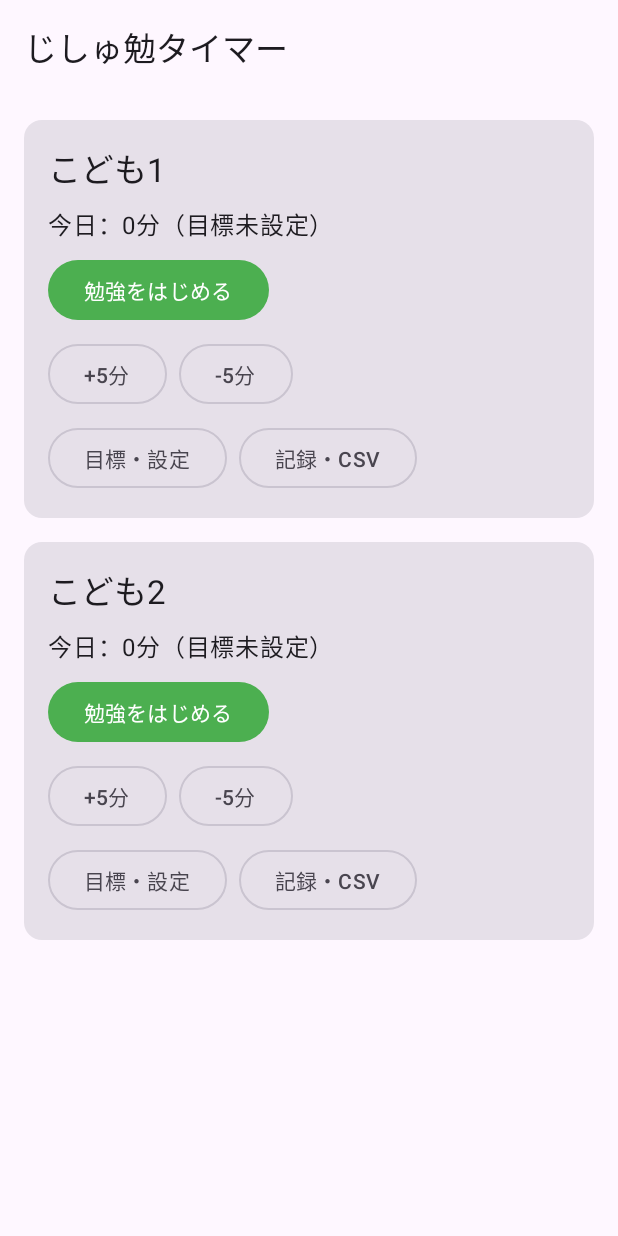
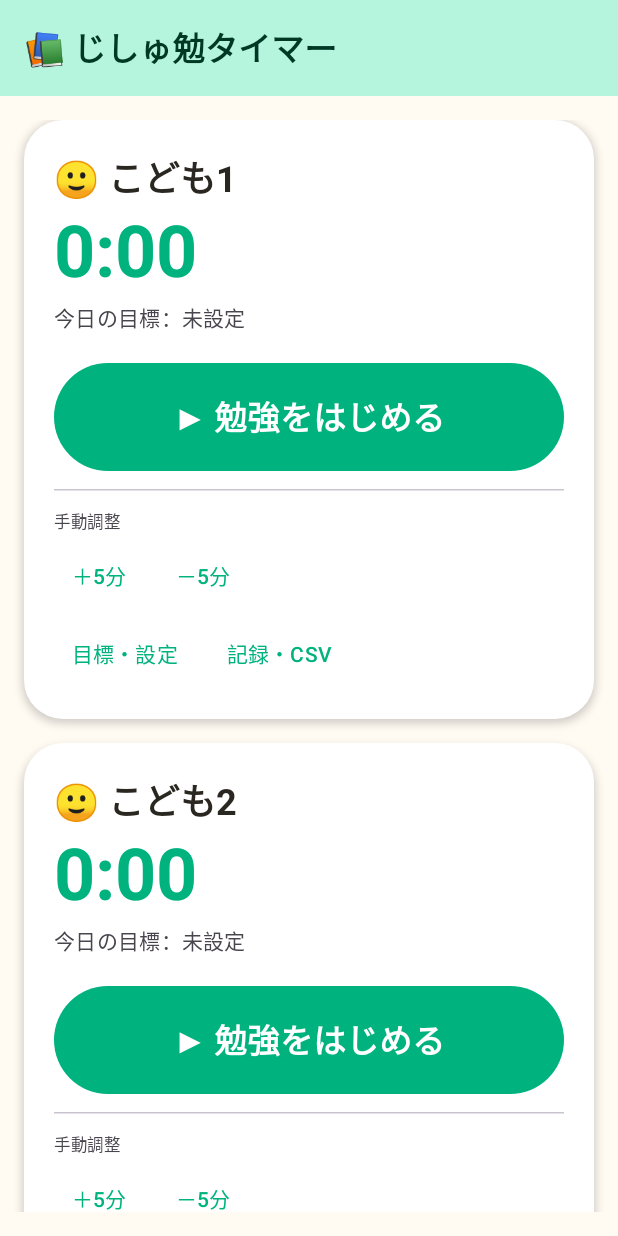
Before and after one commit to bururuttiz-ai/Timer-app, an Android app built with Jetpack Compose: the HomeScreen screen opened through its navigation route, on a phone screen of 412 x 824 dp. Run offline under Robolectric (Android 15) with nearby library versions, the phone set to English and light mode, and no system bars; our stand-ins replace Room's generated code.

Commit message:
Give the UI a poppier look and make the main study button stand out
- Bright, playful color palette and rounded shapes app-wide (Theme.kt)
- The "study" button is now large, bold, and colored distinctly from
  the rarely-used controls (manual adjust, settings, history), which
  are shrunk to text buttons below a divider
- Elapsed time now displays as M:SS instead of whole minutes, so it
  visibly ticks every second while studying (the underlying value was
  already recomputed once a second from a stored timestamp, so this
  also keeps ticking correctly across backgrounding/reopening)

Co-Authored-By: Claude Sonnet 5 <noreply@anthropic.com>
Claude-Session: https://claude.ai/code/session_01Wzed8weTJ12pMVSpuUXm86

```diff
--- a/android-app/app/src/main/java/com/familystudytimer/app/ui/HomeScreen.kt
+++ b/android-app/app/src/main/java/com/familystudytimer/app/ui/HomeScreen.kt
@@ -3,22 +3,31 @@ package com.familystudytimer.app.ui
 import androidx.compose.foundation.layout.Arrangement
 import androidx.compose.foundation.layout.Column
 import androidx.compose.foundation.layout.Row
+import androidx.compose.foundation.layout.Spacer
 import androidx.compose.foundation.layout.fillMaxWidth
+import androidx.compose.foundation.layout.height
 import androidx.compose.foundation.layout.padding
 import androidx.compose.foundation.lazy.LazyColumn
 import androidx.compose.foundation.lazy.items
 import androidx.compose.material3.Button
+import androidx.compose.material3.ButtonDefaults
 import androidx.compose.material3.Card
+import androidx.compose.material3.CardDefaults
 import androidx.compose.material3.ExperimentalMaterial3Api
+import androidx.compose.material3.HorizontalDivider
 import androidx.compose.material3.MaterialTheme
-import androidx.compose.material3.OutlinedButton
 import androidx.compose.material3.Scaffold
 import androidx.compose.material3.Text
+import androidx.compose.material3.TextButton
 import androidx.compose.material3.TopAppBar
+import androidx.compose.material3.TopAppBarDefaults
 import androidx.compose.runtime.Composable
 import androidx.compose.ui.Modifier
+import androidx.compose.ui.text.font.FontWeight
 import androidx.compose.ui.unit.dp
+import androidx.compose.ui.unit.sp
 import com.familystudytimer.app.util.SoundPlayer
+import com.familystudytimer.app.util.TimeUtils
 
 @OptIn(ExperimentalMaterial3Api::class)
 @Composable
@@ -30,7 +39,16 @@ fun HomeScreen(
     onOpenHistory: (childId: Long) -> Unit,
 ) {
     Scaffold(
-        topBar = { TopAppBar(title = { Text("じしゅ勉タイマー") }) },
+        topBar = {
+            TopAppBar(
+                title = { Text("📚 じしゅ勉タイマー", fontWeight = FontWeight.Bold) },
+                colors = TopAppBarDefaults.topAppBarColors(
+                    containerColor = MaterialTheme.colorScheme.primaryContainer,
+                    titleContentColor = MaterialTheme.colorScheme.onPrimaryContainer,
+                ),
+            )
+        },
+        containerColor = MaterialTheme.colorScheme.background,
     ) { padding ->
         LazyColumn(
             modifier = Modifier
@@ -59,38 +77,85 @@ private fun ChildCard(
     onOpenSettings: () -> Unit,
     onOpenHistory: () -> Unit,
 ) {
-    Card(modifier = Modifier.fillMaxWidth()) {
+    Card(
+        modifier = Modifier.fillMaxWidth(),
+        shape = MaterialTheme.shapes.large,
+        colors = CardDefaults.cardColors(containerColor = MaterialTheme.colorScheme.surface),
+        elevation = CardDefaults.cardElevation(defaultElevation = 3.dp),
+    ) {
         Column(
-            modifier = Modifier.padding(16.dp),
-            verticalArrangement = Arrangement.spacedBy(8.dp),
+            modifier = Modifier.padding(20.dp),
+            verticalArrangement = Arrangement.spacedBy(4.dp),
         ) {
-            Text(state.child.name, style = MaterialTheme.typography.titleLarge)
+            Text(
+                "${if (state.isStudying) "✏️" else "🙂"} ${state.child.name}",
+                style = MaterialTheme.typography.headlineSmall,
+                fontWeight = FontWeight.Bold,
+            )
 
-            val studiedMinutes = state.displaySeconds / 60
             val goalMinutes = state.todayRecord.goalMinutes
             Text(
-                if (goalMinutes > 0) "今日：${studiedMinutes}分 / 目標 ${goalMinutes}分" else "今日：${studiedMinutes}分（目標未設定）",
-                style = MaterialTheme.typography.bodyLarge,
+                TimeUtils.formatMinSec(state.displaySeconds),
+                style = MaterialTheme.typography.displayMedium,
+                fontWeight = FontWeight.Bold,
+                fontSize = 48.sp,
+                color = if (state.isStudying) MaterialTheme.colorScheme.secondary else MaterialTheme.colorScheme.primary,
+            )
+            Text(
+                if (goalMinutes > 0) "今日の目標：${goalMinutes}分" else "今日の目標：未設定",
+                style = MaterialTheme.typography.bodyMedium,
+                color = MaterialTheme.colorScheme.onSurfaceVariant,
             )
             if (state.todayRecord.achieved) {
-                Text("目標達成しました！", color = MaterialTheme.colorScheme.primary)
+                Text(
+                    "🎉 目標達成！すごい！",
+                    style = MaterialTheme.typography.titleMedium,
+                    fontWeight = FontWeight.Bold,
+                    color = MaterialTheme.colorScheme.tertiary,
+                )
             }
 
-            Button(onClick = {
-                if (state.isStudying) SoundPlayer.playFinishSound()
-                onToggleStudy()
-            }) {
-                Text(if (state.isStudying) "勉強をやめる（記録する）" else "勉強をはじめる")
+            Spacer(modifier = Modifier.height(12.dp))
+
+            // メインボタン：勉強の開始/終了。他のボタンより大きく、色もはっきり分けて目立たせる
+            Button(
+                onClick = {
+                    if (state.isStudying) SoundPlayer.playFinishSound()
+                    onToggleStudy()
+                },
+                modifier = Modifier
+                    .fillMaxWidth()
+                    .height(72.dp),
+                shape = MaterialTheme.shapes.extraLarge,
+                colors = ButtonDefaults.buttonColors(
+                    containerColor = if (state.isStudying) MaterialTheme.colorScheme.secondary else MaterialTheme.colorScheme.primary,
+                    contentColor = if (state.isStudying) MaterialTheme.colorScheme.onSecondary else MaterialTheme.colorScheme.onPrimary,
+                ),
+            ) {
+                Text(
+                    if (state.isStudying) "⏸ 勉強をやめる" else "▶ 勉強をはじめる",
+                    style = MaterialTheme.typography.titleLarge,
+                    fontWeight = FontWeight.Bold,
+                )
             }
 
+            Spacer(modifier = Modifier.height(4.dp))
+            HorizontalDivider()
+            Spacer(modifier = Modifier.height(4.dp))
+
+            // ここから下はあまり使わない操作。文字も小さめ・地味な色にして、メインボタンと視覚的に分離する
+            Text(
+                "手動調整",
+                style = MaterialTheme.typography.labelSmall,
+                color = MaterialTheme.colorScheme.onSurfaceVariant,
+            )
             Row(horizontalArrangement = Arrangement.spacedBy(8.dp)) {
-                OutlinedButton(onClick = { onManualAdjust(5) }) { Text("+5分") }
-                OutlinedButton(onClick = { onManualAdjust(-5) }) { Text("-5分") }
+                TextButton(onClick = { onManualAdjust(5) }) { Text("＋5分") }
+                TextButton(onClick = { onManualAdjust(-5) }) { Text("－5分") }
             }
-
             Row(horizontalArrangement = Arrangement.spacedBy(8.dp)) {
-                OutlinedButton(onClick = onOpenSettings) { Text("目標・設定") }
-                OutlinedButton(onClick = onOpenHistory) { Text("記録・CSV") }
+                TextButton(onClick = onOpenSettings) { Text("目標・設定") }
+                TextButton(onClick = onOpenHistory) { Text("記録・CSV") }
             }
         }
     }
--- a/android-app/app/src/main/java/com/familystudytimer/app/util/TimeUtils.kt
+++ b/android-app/app/src/main/java/com/familystudytimer/app/util/TimeUtils.kt
@@ -34,4 +34,11 @@ object TimeUtils {
         val m = (minutesFromMidnight % 60).coerceIn(0, 59)
         return "%02d:%02d".format(h, m)
     }
+
+    /** 秒数を "分:秒"（例: 125分7秒→"125:07"）に変換する。勉強中の経過表示用。 */
+    fun formatMinSec(totalSeconds: Long): String {
+        val m = totalSeconds / 60
+        val s = totalSeconds % 60
+        return "%d:%02d".format(m, s)
+    }
 }
```
Also changed, not shown: android-app/app/src/main/java/com/familystudytimer/app/ui/theme/Theme.kt (+45 -5 lines).
